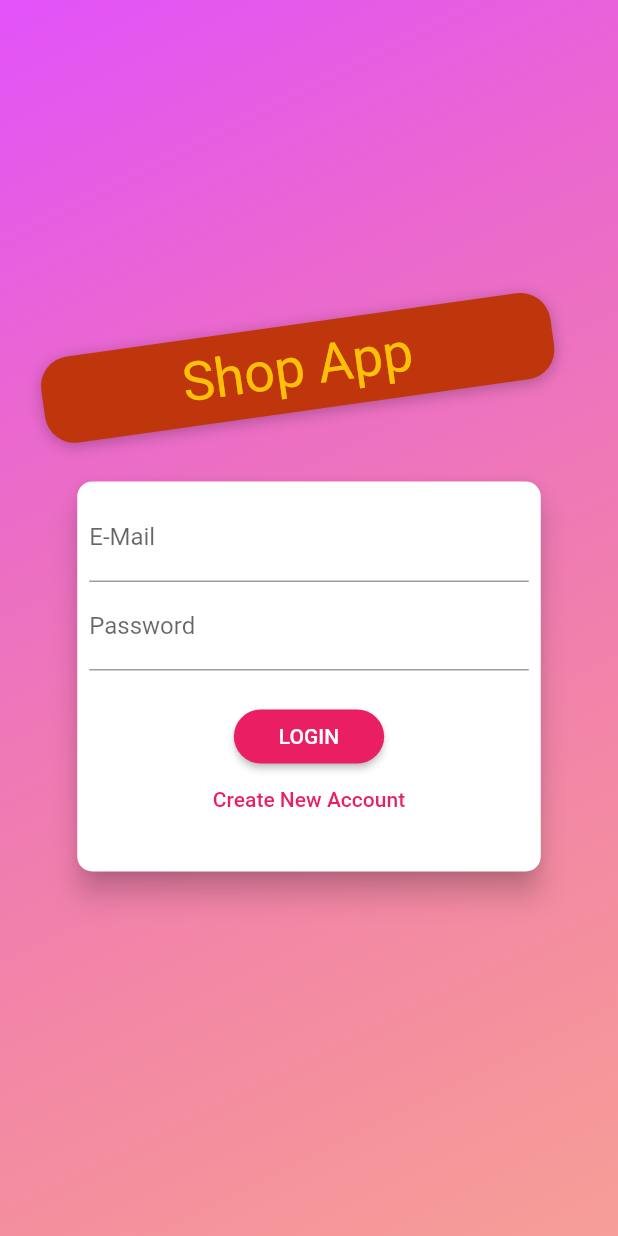
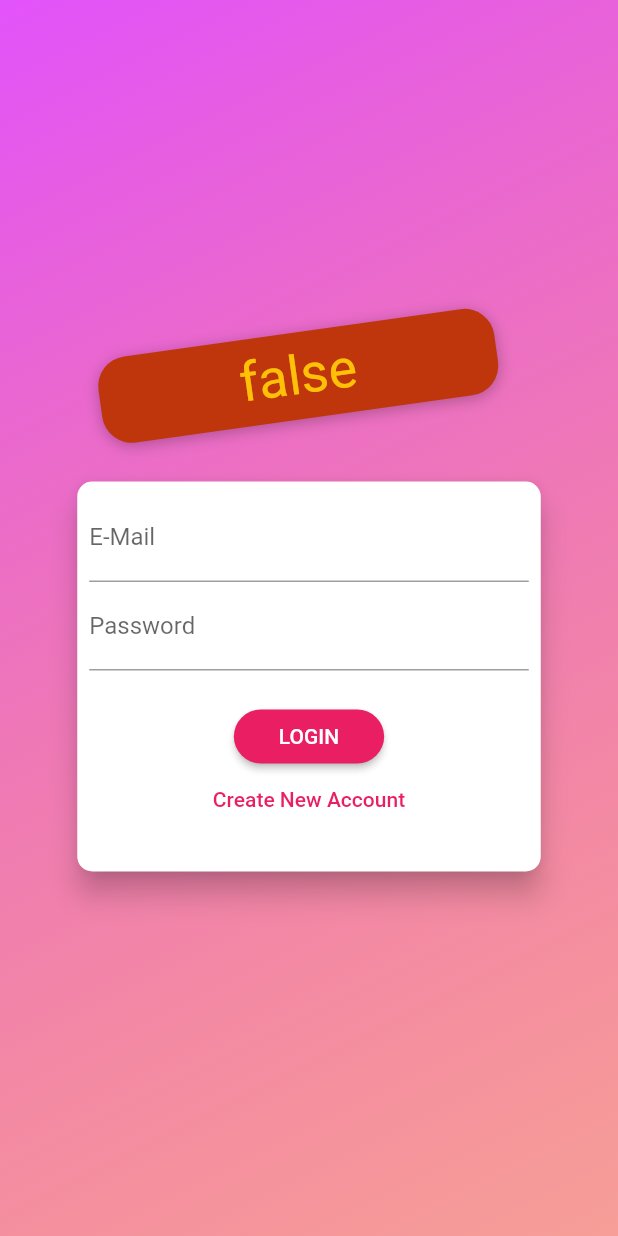
Before and after one commit to FadyFouad/shop_flutter_app, a Flutter app: the screen it shows after launch, on a phone screen of 412 x 824 dp. Run offline on Flutter 3.47's test engine with Material 2 defaults, Android fonts, the phone set to English and light mode, and no system bars.

Commit message:
AuthScreen

```diff
--- a/lib/main.dart
+++ b/lib/main.dart
@@ -38,9 +38,10 @@ class MyApp extends StatelessWidget {
                 'main': (_) =>
                 authentication.isAuthenticated
                     ? ProductOverViewScreen(title: 'Shop')
-                    : AuthScreen(),
+                    : AuthScreen(
+                  title: (authentication.isAuthenticated).toString(),),
                 ProductOverViewScreen.routeName: (context) =>
-                    ProductOverViewScreen(),
+                    ProductOverViewScreen(title: 'Shop',),
                 ProductDetailsScreen.routeName: (context) =>
                     ProductDetailsScreen(),
                 CartScreen.routeName: (context) => CartScreen(),
--- a/lib/providers/auth.dart
+++ b/lib/providers/auth.dart
@@ -15,9 +15,10 @@ class Authentication with ChangeNotifier {
   static const API_KEY = 'AIzaSyAQ6wgW6PCdM44Z_UbhCyX546lZDI4ZJMw';
 
   bool get isAuthenticated {
-    print('isAuthenticated ${token != null} token = $token');
     print(
-        'isAuthenticated : _token $_token _expiryDate $_expiryDate _userId $_userId');
+        'isAuthenticated : _token = ${_token != null
+            ? 'Not Null'
+            : 'Null'} _expiryDate = $_expiryDate _userId = $_userId');
     return token != null;
   }
 
@@ -49,7 +50,9 @@ class Authentication with ChangeNotifier {
       _expiryDate =
           DateTime.now().add(Duration(seconds: int.parse(result['expiresIn'])));
       print(
-          'signIn : _token $_token _expiryDate $_expiryDate _userId $_userId');
+          'signIn : _token = ${_token != null
+              ? 'Not Null'
+              : 'Null'} _expiryDate = $_expiryDate _userId = $_userId');
       notifyListeners();
     } catch (e, stack) {
       print(stack);
@@ -65,7 +68,8 @@ class Authentication with ChangeNotifier {
 
   Future<void> signIn({String eMail, String passWord}) async {
     const url =
-        'https://identitytoolkit.googleapis.com/v1/accounts:signInWithPassword?key=$API_KEY';
+//        'https://identitytoolkit.googleapis.com/v1/accounts:signInWithPassword?key=$API_KEY';
+        'https://www.googleapis.com/identitytoolkit/v3/relyingparty/verifyPassword?key=$API_KEY';
     return _authenticate(eMail: eMail, passWord: passWord, url: url);
   }
 }
--- a/lib/screens/auth_screen.dart
+++ b/lib/screens/auth_screen.dart
@@ -9,6 +9,9 @@ enum AuthMode { SignUp, LogIn }
 
 class AuthScreen extends StatelessWidget {
   static const routeName = '/auth';
+  final title;
+
+  const AuthScreen({Key key, this.title}) : super(key: key);
 
   @override
   Widget build(BuildContext context) {
@@ -58,7 +61,7 @@ class AuthScreen extends StatelessWidget {
                         ],
                       ),
                       child: Text(
-                        'Shop App',
+                        title,
                         style: TextStyle(
                           color: Colors.amber,
                           fontSize: 36,
```
